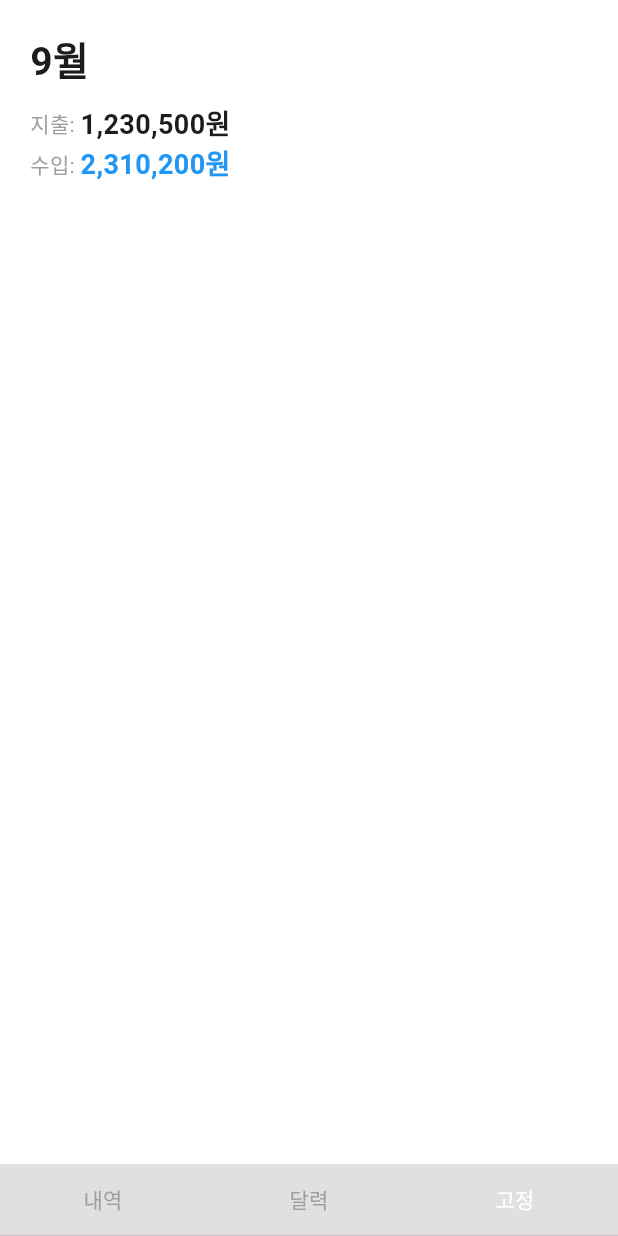
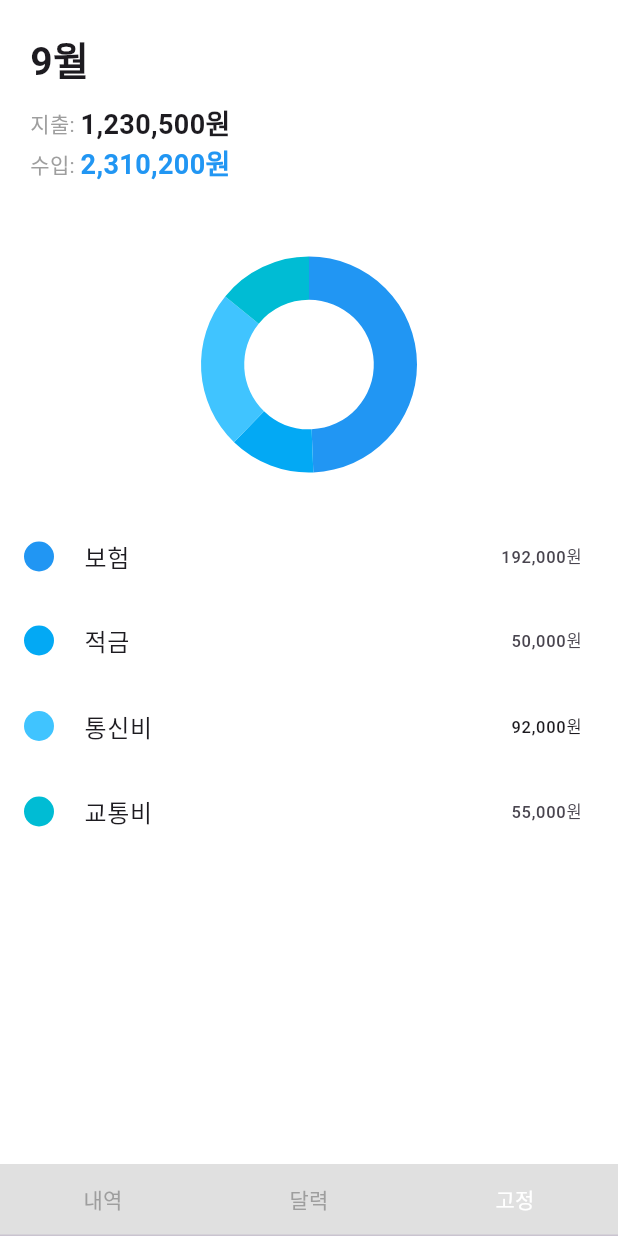
Before and after one commit to Team-course/account-book, a Flutter app: the AssetPage screen opened directly, item 3 of the bottom bar chosen, on a phone screen of 412 x 824 dp. Run offline on Flutter 3.47's test engine with Material 3 defaults, Android fonts, the phone set to English and light mode, and no system bars; our stand-ins replace get, syncfusion_flutter_charts.

Commit message:
내역 고정

```diff
--- a/lib/asset_page.dart
+++ b/lib/asset_page.dart
@@ -1,4 +1,5 @@
 import 'package:flutter/material.dart';
+import 'package:syncfusion_flutter_charts/charts.dart'; // For the donut chart
 
 class AssetPage extends StatefulWidget {
   const AssetPage({super.key});
@@ -10,6 +11,7 @@ class AssetPage extends StatefulWidget {
 class _AssetPageState extends State<AssetPage> with TickerProviderStateMixin {
   late TabController _tabController;
 
+  // Transactions list for "내역" tab
   final List<Map<String, String>> transactions = [
     {'date': '24일', 'title': '카카오페이', 'amount': '-21,000원'},
     {'date': '24일', 'title': '송금 내역', 'amount': '-11,000원'},
@@ -17,6 +19,14 @@ class _AssetPageState extends State<AssetPage> with TickerProviderStateMixin {
     {'date': '23일', 'title': '송금 내역', 'amount': '+51,000원'},
     {'date': '23일', 'title': '네이버페이', 'amount': '-21,000원'},
     {'date': '23일', 'title': '카카오페이', 'amount': '-34,000원'},
+  ];
+
+  // Data for fixed expenses (used in both chart and list)
+  final List<FixedExpense> fixedExpenses = [
+    FixedExpense('보험', 192000, Colors.blue),
+    FixedExpense('적금', 50000, Colors.lightBlue),
+    FixedExpense('통신비', 92000, Colors.lightBlueAccent),
+    FixedExpense('교통비', 55000, Colors.cyan),
   ];
 
   @override
@@ -42,9 +52,9 @@ class _AssetPageState extends State<AssetPage> with TickerProviderStateMixin {
               child: TabBarView(
                 controller: _tabController,
                 children: [
-                  _buildContentTab(context, '9월', '1,230,500원', '2,310,200원', true), // 내역 탭 - ListView 포함
-                  _buildContentTab(context, '9월', '1,230,500원', '2,310,200원', false), // 달력 탭 - ListView 제거
-                  _buildContentTab(context, '9월', '1,230,500원', '2,310,200원', false), // 고정 탭 - ListView 제거
+                  _buildContentTab(context, '9월', '1,230,500원', '2,310,200원', true), // 내역 탭
+                  _buildContentTab(context, '9월', '1,230,500원', '2,310,200원', false), // 달력 탭
+                  _buildFixedExpenseTab(context), // 고정 탭 with donut chart and expandable list
                 ],
               ),
             ),
@@ -68,7 +78,7 @@ class _AssetPageState extends State<AssetPage> with TickerProviderStateMixin {
     );
   }
 
-  // Modify the function to include a 'showTransactions' parameter
+  // 내역 and 달력 tabs
   Widget _buildContentTab(BuildContext context, String month, String expense, String income, bool showTransactions) {
     return Column(
       children: [
@@ -98,7 +108,6 @@ class _AssetPageState extends State<AssetPage> with TickerProviderStateMixin {
             ],
           ),
         ),
-        // Show ListView only if showTransactions is true
         if (showTransactions)
           Expanded(
             child: ListView.builder(
@@ -107,7 +116,6 @@ class _AssetPageState extends State<AssetPage> with TickerProviderStateMixin {
                 final currentTransaction = transactions[index];
                 final previousTransaction = index > 0 ? transactions[index - 1] : null;
 
-                // 날짜가 이전과 다를 때만 날짜를 출력
                 final showDate = previousTransaction == null || currentTransaction['date'] != previousTransaction['date'];
 
                 return Column(
@@ -135,7 +143,112 @@ class _AssetPageState extends State<AssetPage> with TickerProviderStateMixin {
     );
   }
 
-  // 개별 거래 내역 항목 UI
+  // 고정 tab with donut chart and expandable list
+  Widget _buildFixedExpenseTab(BuildContext context) {
+    return Column(
+      children: [
+        Container(
+          padding: EdgeInsets.all(20),
+          color: Colors.white,
+          child: Column(
+            crossAxisAlignment: CrossAxisAlignment.start,
+            children: [
+              Text(
+                '9월',
+                style: TextStyle(fontSize: 26, fontWeight: FontWeight.bold),
+              ),
+              SizedBox(height: 10),
+              Row(
+                children: [
+                  Text('지출: ', style: TextStyle(fontSize: 14, color: Colors.grey)),
+                  Text('1,230,500원', style: TextStyle(fontSize: 18, fontWeight: FontWeight.bold)),
+                ],
+              ),
+              Row(
+                children: [
+                  Text('수입: ', style: TextStyle(fontSize: 14, color: Colors.grey)),
+                  Text('2,310,200원', style: TextStyle(fontSize: 18, color: Colors.blue, fontWeight: FontWeight.bold)),
+                ],
+              ),
+            ],
+          ),
+        ),
+        Expanded(
+          child: Column(
+            children: [
+              // Donut chart for fixed expenses
+              SizedBox(
+                height: 200,
+                child: SfCircularChart(
+                  series: <CircularSeries>[
+                    DoughnutSeries<FixedExpense, String>(
+                      dataSource: fixedExpenses,
+                      pointColorMapper: (FixedExpense data, _) => data.color,
+                      xValueMapper: (FixedExpense data, _) => data.category,
+                      yValueMapper: (FixedExpense data, _) => data.amount,
+                      innerRadius: '60%',
+                    ),
+                  ],
+                ),
+              ),
+              // Expandable List
+              Expanded(
+                child: ListView(
+                  children: [
+                    _buildFixedExpenseItem('보험', '192,000원', Colors.blue),
+                    _buildFixedExpenseItem('적금', '50,000원', Colors.lightBlue),
+                    _buildExpandableExpenseItem('통신비', '92,000원', [
+                      _buildSubExpenseItem('인터넷', '20,000원'),
+                      _buildSubExpenseItem('휴대폰', '72,000원'),
+                    ], Colors.lightBlueAccent),
+                    _buildFixedExpenseItem('교통비', '55,000원', Colors.cyan),
+                  ],
+                ),
+              ),
+            ],
+          ),
+        ),
+      ],
+    );
+  }
+
+  // Helper for individual fixed expense item
+  Widget _buildFixedExpenseItem(String title, String amount, Color circleColor) {
+    return ListTile(
+      leading: CircleAvatar(
+        backgroundColor: circleColor,
+        radius: 10, // Adjust this value to make the circle smaller
+      ),
+      title: Text(title),
+      trailing: Text(amount),
+    );
+  }
+
+  // Helper for expandable expense item
+  Widget _buildExpandableExpenseItem(String title, String amount, List<Widget> subItems, Color circleColor) {
+    return ExpansionTile(
+      leading: CircleAvatar(
+        backgroundColor: circleColor,
+        radius: 10, // Adjust this value to make the circle smaller
+      ),
+      title: Text(title),
+      trailing: Text(amount),
+      children: subItems,
+    );
+  }
+
+  // Helper for sub-expense items in expandable list
+  Widget _buildSubExpenseItem(String subTitle, String subAmount) {
+    return Padding(
+      padding: const EdgeInsets.symmetric(horizontal: 16.0),
+      child: ListTile(
+        title: Text(subTitle),
+        trailing: Text(subAmount),
+      ),
+    );
+  }
+
+  // Individual transaction item for 내역 tab
   Widget _buildTransactionItem(BuildContext context, String title, String amount) {
     return Padding(
       padding: const EdgeInsets.symmetric(vertical: 8.0, horizontal: 16.0),
@@ -143,6 +256,7 @@ class _AssetPageState extends State<AssetPage> with TickerProviderStateMixin {
         leading: CircleAvatar(
           backgroundColor: Colors.grey[200],
           child: Icon(Icons.sync_alt, color: Colors.grey),
+          radius: 10, // Adjust the size of this circle as well
         ),
         title: Text(
           title,
@@ -160,3 +274,11 @@ class _AssetPageState extends State<AssetPage> with TickerProviderStateMixin {
     );
   }
 }
+
+// Model class for fixed expense data
+class FixedExpense {
+  FixedExpense(this.category, this.amount, this.color);
+  final String category;
+  final double amount;
+  final Color color;
+}
--- a/pubspec.yaml
+++ b/pubspec.yaml
@@ -31,6 +31,7 @@ dependencies:
   flutter:
     sdk: flutter
   get: ^4.6.5
+  syncfusion_flutter_charts: ^20.2.38
 
 
 
```
Also changed, not shown: pubspec.lock.
